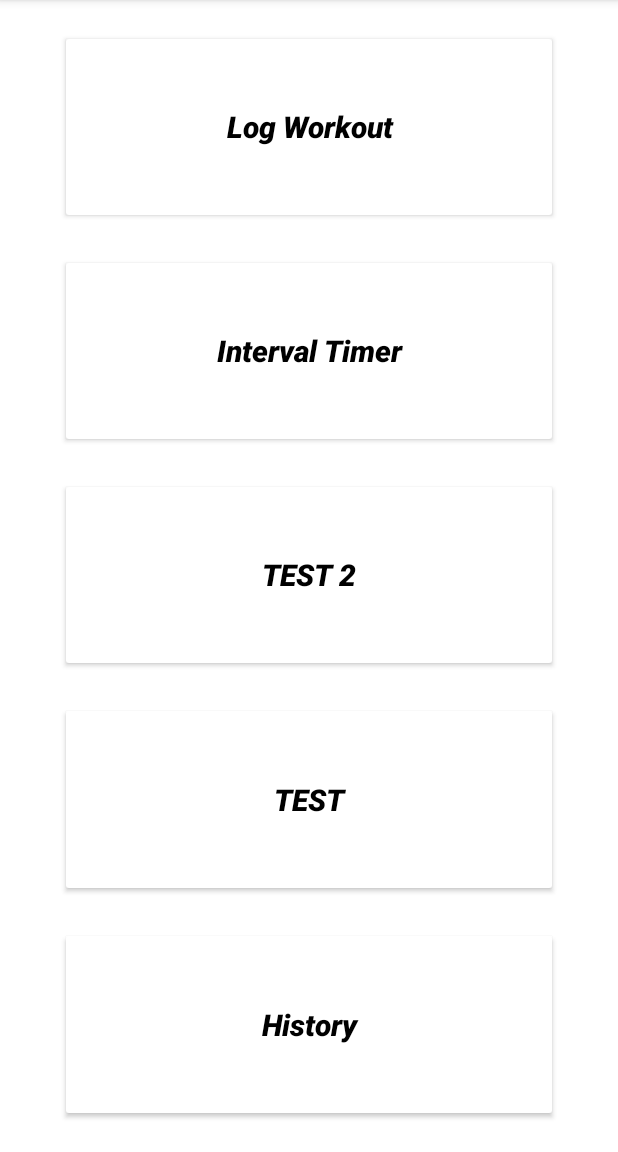
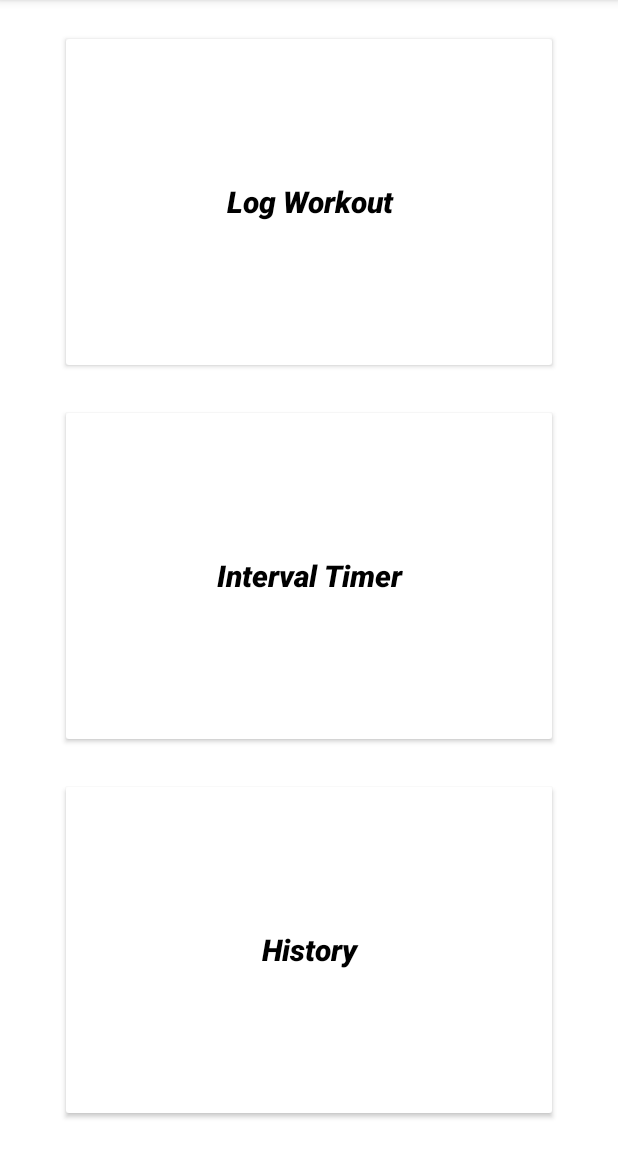
Before and after one commit to deepp2905/WorkoutTrackerApp, an Android app: the screen it shows after launch (MainActivity), on a phone screen of 412 x 824 dp, the part 84-1236 px from its top. Run offline under Robolectric (Android 15) with nearby library versions, the phone set to English and light mode, and no system bars.

Commit message:
removed Test Buttons added

```diff
--- a/app/src/main/res/layout/activity_main.xml
+++ b/app/src/main/res/layout/activity_main.xml
@@ -27,15 +27,6 @@
         </Button>
 
         <Button
-            style="@style/ButtonStyle"
-            android:text="TEST 2">
-        </Button>
-
-        <Button
-            style="@style/ButtonStyle"
-            android:text="TEST">
-        </Button>
-        <Button
             android:id="@+id/button3"
             style="@style/ButtonStyle"
             android:layout_marginBottom="20dp"
```
